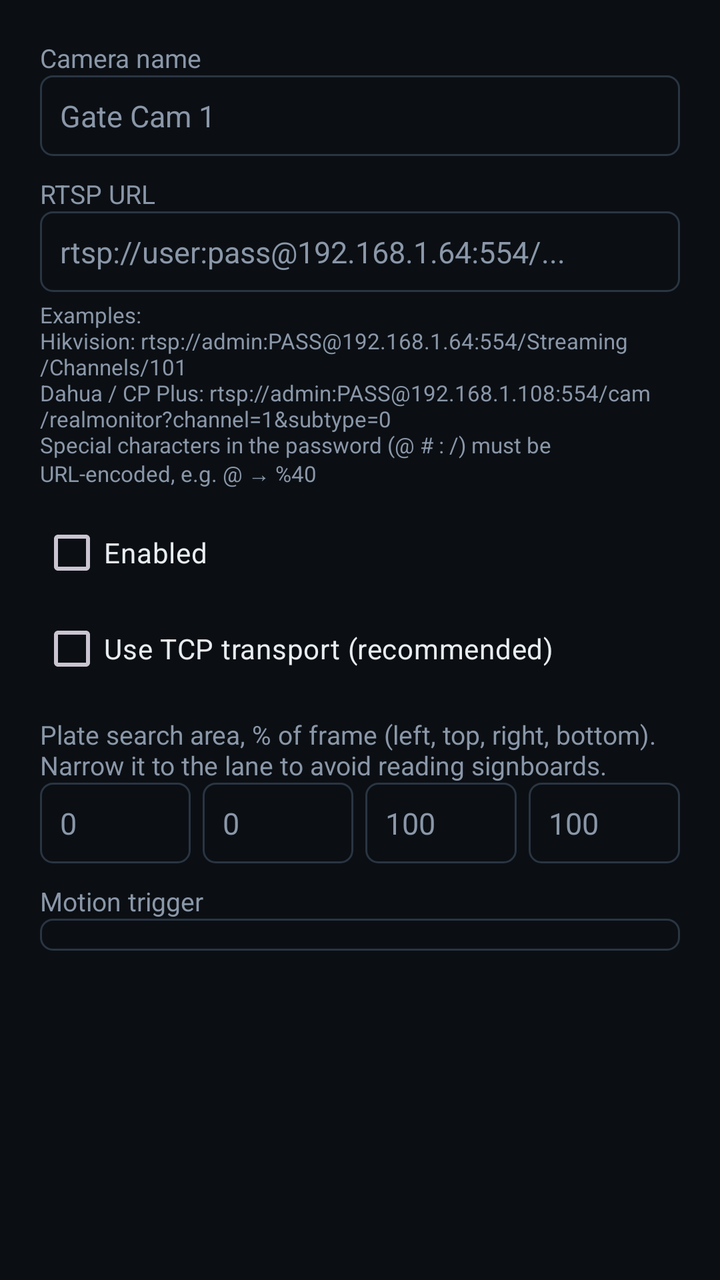
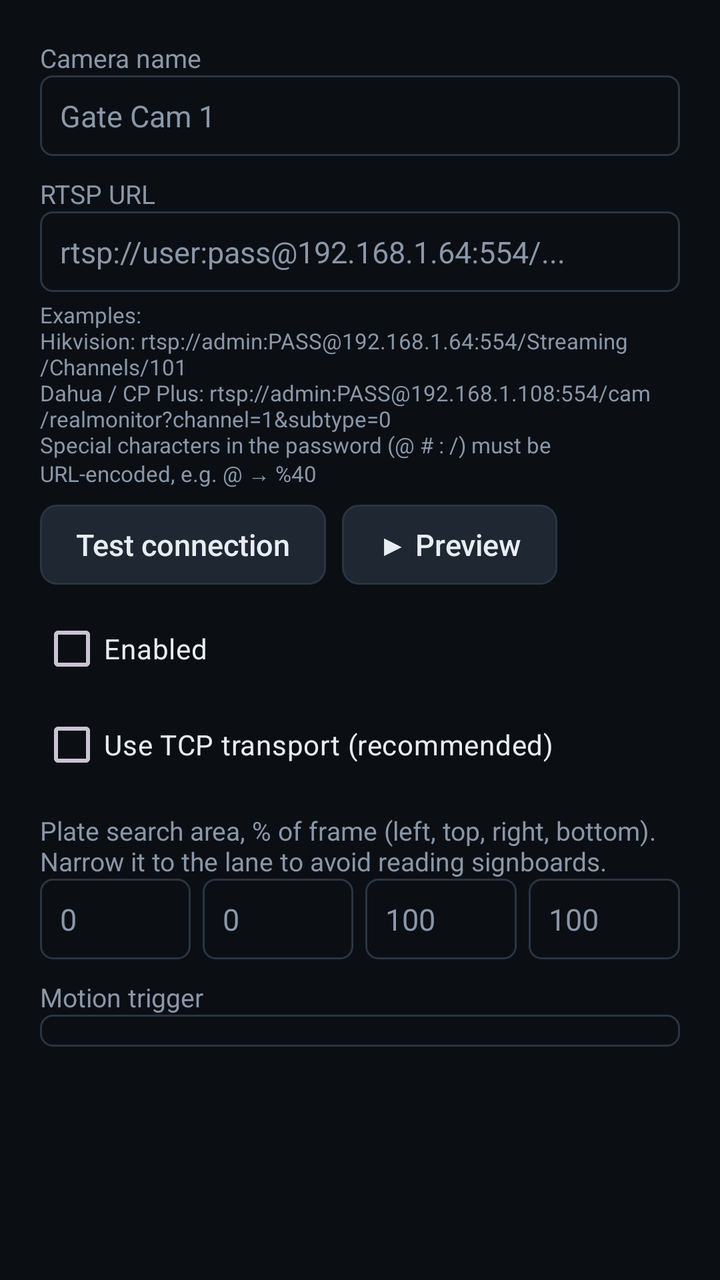

Before-and-after screenshots of an Android layout around one commit, followed by the original layout XML and the change that was made.
<!-- AndroidManifest.xml: application theme Theme.VehicleGate -->
<!-- res/layout/dialog_camera.xml -->
<?xml version="1.0" encoding="utf-8"?>
<ScrollView xmlns:android="http://schemas.android.com/apk/res/android"
    android:layout_width="match_parent"
    android:layout_height="wrap_content">

    <LinearLayout
        android:layout_width="match_parent"
        android:layout_height="wrap_content"
        android:orientation="vertical"
        android:padding="20dp">

        <TextView style="@style/FieldLabel" android:layout_width="wrap_content" android:layout_height="wrap_content" android:layout_marginTop="0dp" android:text="Camera name" />
        <EditText android:id="@+id/name" style="@style/Field" android:layout_width="match_parent" android:layout_height="wrap_content" android:hint="Gate Cam 1" android:inputType="text" />

        <TextView style="@style/FieldLabel" android:layout_width="wrap_content" android:layout_height="wrap_content" android:text="RTSP URL" />
        <EditText android:id="@+id/url" style="@style/Field" android:layout_width="match_parent" android:layout_height="wrap_content" android:hint="rtsp://user:pass@192.168.1.64:554/..." android:inputType="textUri" />
        <TextView android:layout_width="wrap_content" android:layout_height="wrap_content" android:layout_marginTop="4dp" android:text="@string/url_help" android:textColor="@color/text_dim" android:textSize="11sp" />

        <CheckBox android:id="@+id/enabled" android:layout_width="wrap_content" android:layout_height="wrap_content" android:layout_marginTop="8dp" android:text="Enabled" android:textColor="@color/text" />
        <CheckBox android:id="@+id/tcp" android:layout_width="wrap_content" android:layout_height="wrap_content" android:text="Use TCP transport (recommended)" android:textColor="@color/text" />

        <TextView style="@style/FieldLabel" android:layout_width="wrap_content" android:layout_height="wrap_content" android:text="Plate search area, % of frame (left, top, right, bottom). Narrow it to the lane to avoid reading signboards." />
        <LinearLayout android:layout_width="match_parent" android:layout_height="wrap_content" android:orientation="horizontal">
            <EditText android:id="@+id/roiL" style="@style/Field" android:layout_width="0dp" android:layout_height="wrap_content" android:layout_weight="1" android:hint="0" android:inputType="number" />
            <EditText android:id="@+id/roiT" style="@style/Field" android:layout_width="0dp" android:layout_height="wrap_content" android:layout_marginStart="6dp" android:layout_weight="1" android:hint="0" android:inputType="number" />
            <EditText android:id="@+id/roiR" style="@style/Field" android:layout_width="0dp" android:layout_height="wrap_content" android:layout_marginStart="6dp" android:layout_weight="1" android:hint="100" android:inputType="number" />
            <EditText android:id="@+id/roiB" style="@style/Field" android:layout_width="0dp" android:layout_height="wrap_content" android:layout_marginStart="6dp" android:layout_weight="1" android:hint="100" android:inputType="number" />
        </LinearLayout>

        <TextView style="@style/FieldLabel" android:layout_width="wrap_content" android:layout_height="wrap_content" android:text="Motion trigger" />
        <Spinner android:id="@+id/motion" android:layout_width="match_parent" android:layout_height="wrap_content" android:background="@drawable/field_bg" android:padding="8dp" />
    </LinearLayout>
</ScrollView>
<!-- resources referenced by this layout -->
<resources>
  <color name="text">#E8EDF2</color>
  <color name="text_dim">#8A97A8</color>
  <!-- drawable field_bg (drawable) -->
  <?xml version="1.0" encoding="utf-8"?>
  <selector xmlns:android="http://schemas.android.com/apk/res/android">
      <item android:state_focused="true">
          <shape android:shape="rectangle">
              <solid android:color="@color/bg" />
              <stroke android:width="2dp" android:color="@color/accent" />
              <corners android:radius="6dp" />
          </shape>
      </item>
      <item>
          <shape android:shape="rectangle">
              <solid android:color="@color/bg" />
              <stroke android:width="1dp" android:color="@color/divider" />
              <corners android:radius="6dp" />
          </shape>
      </item>
  </selector>
  <string name="url_help">Examples:\nHikvision: rtsp://admin:PASS@192.168.1.64:554/Streaming/Channels/101\nDahua / CP Plus: rtsp://admin:PASS@192.168.1.108:554/cam/realmonitor?channel=1&amp;subtype=0\nSpecial characters in the password (@ # : /) must be URL-encoded, e.g. @ → %40</string>
  <style name="Field">
          <item name="android:background">@drawable/field_bg</item>
          <item name="android:textColor">@color/text</item>
          <item name="android:textColorHint">@color/text_dim</item>
          <item name="android:textSize">15sp</item>
          <item name="android:padding">10dp</item>
          <item name="android:singleLine">true</item>
      </style>
  <style name="FieldLabel">
          <item name="android:textColor">@color/text_dim</item>
          <item name="android:textSize">13sp</item>
          <item name="android:layout_marginTop">10dp</item>
      </style>
  <style name="Theme.VehicleGate" parent="Theme.Material3.Dark.NoActionBar">
          <item name="android:windowBackground">@color/bg</item>
          <item name="colorPrimary">@color/accent</item>
          <item name="colorOnPrimary">#000000</item>
          <item name="colorSecondary">@color/accent</item>
          <item name="android:statusBarColor">@color/bg</item>
          <item name="android:navigationBarColor">@color/bg</item>
      </style>
  <color name="bg">#0B0F14</color>
  <color name="accent">#FFC107</color>
  <color name="divider">#2A3542</color>
</resources>

<!-- the commit's change to res/layout/dialog_camera.xml (unified diff, before → after) -->
@@ -16,6 +16,11 @@
         <EditText android:id="@+id/url" style="@style/Field" android:layout_width="match_parent" android:layout_height="wrap_content" android:hint="rtsp://user:pass@192.168.1.64:554/..." android:inputType="textUri" />
         <TextView android:layout_width="wrap_content" android:layout_height="wrap_content" android:layout_marginTop="4dp" android:text="@string/url_help" android:textColor="@color/text_dim" android:textSize="11sp" />
 
+        <LinearLayout android:layout_width="wrap_content" android:layout_height="wrap_content" android:layout_marginTop="8dp" android:orientation="horizontal">
+            <androidx.appcompat.widget.AppCompatButton android:id="@+id/dlgTest" style="@style/TvButton" android:layout_width="wrap_content" android:layout_height="wrap_content" android:text="Test connection" />
+            <androidx.appcompat.widget.AppCompatButton android:id="@+id/dlgPreview" style="@style/TvButton" android:layout_width="wrap_content" android:layout_height="wrap_content" android:layout_marginStart="8dp" android:text="▶ Preview" />
+        </LinearLayout>
+
         <CheckBox android:id="@+id/enabled" android:layout_width="wrap_content" android:layout_height="wrap_content" android:layout_marginTop="8dp" android:text="Enabled" android:textColor="@color/text" />
         <CheckBox android:id="@+id/tcp" android:layout_width="wrap_content" android:layout_height="wrap_content" android:text="Use TCP transport (recommended)" android:textColor="@color/text" />
 
<!-- resource entries referenced after the edit -->
@@ -34,6 +34,16 @@
           <item name="android:textSize">13sp</item>
           <item name="android:layout_marginTop">10dp</item>
       </style>
+  <style name="TvButton" parent="Widget.AppCompat.Button.Borderless">
+          <item name="android:background">@drawable/focus_bg</item>
+          <item name="android:textColor">@color/text</item>
+          <item name="android:textAllCaps">false</item>
+          <item name="android:textSize">15sp</item>
+          <item name="android:paddingStart">18dp</item>
+          <item name="android:paddingEnd">18dp</item>
+          <item name="android:minHeight">40dp</item>
+          <item name="android:focusable">true</item>
+      </style>
   <style name="Theme.VehicleGate" parent="Theme.Material3.Dark.NoActionBar">
           <item name="android:windowBackground">@color/bg</item>
           <item name="colorPrimary">@color/accent</item>
@@ -45,5 +55,30 @@
   <color name="bg">#0B0F14</color>
   <color name="accent">#FFC107</color>
   <color name="divider">#2A3542</color>
+  <!-- drawable focus_bg (drawable) -->
+  <?xml version="1.0" encoding="utf-8"?>
+  <selector xmlns:android="http://schemas.android.com/apk/res/android">
+      <item android:state_focused="true">
+          <shape android:shape="rectangle">
+              <solid android:color="@color/surface2" />
+              <stroke android:width="3dp" android:color="@color/accent" />
+              <corners android:radius="8dp" />
+          </shape>
+      </item>
+      <item android:state_pressed="true">
+          <shape android:shape="rectangle">
+              <solid android:color="@color/divider" />
+              <corners android:radius="8dp" />
+          </shape>
+      </item>
+      <item>
+          <shape android:shape="rectangle">
+              <solid android:color="@color/surface2" />
+              <stroke android:width="1dp" android:color="@color/divider" />
+              <corners android:radius="8dp" />
+          </shape>
+      </item>
+  </selector>
+  <color name="surface2">#1E2732</color>
 </resources>
 
